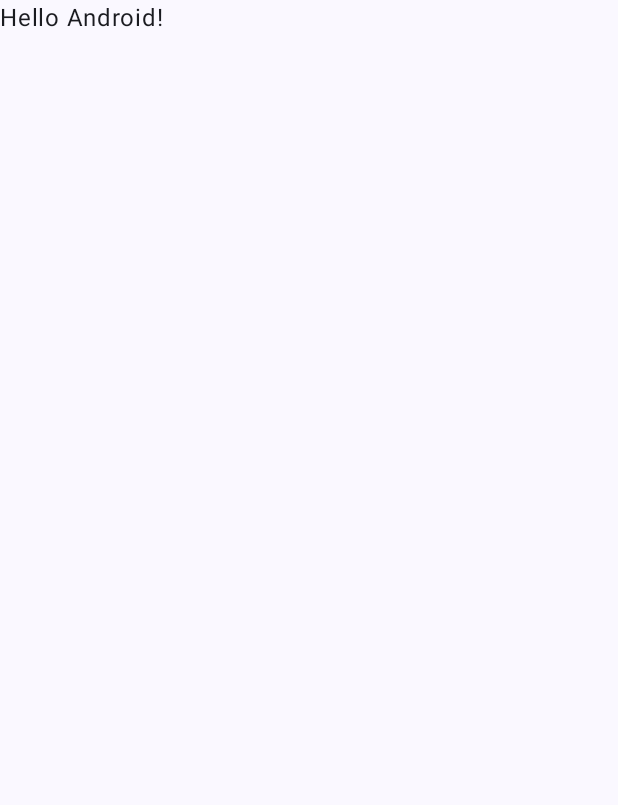
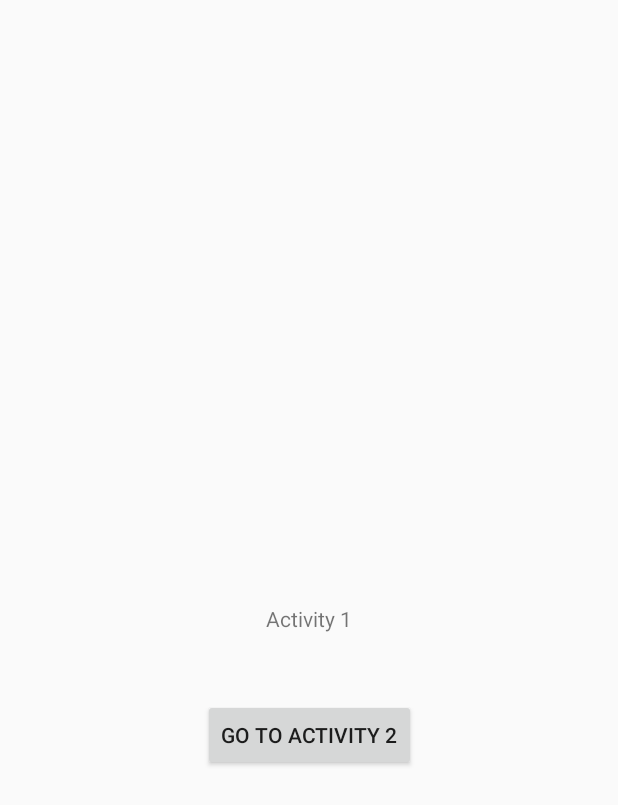
Before and after one commit to imitxtion/android-course, an Android app built with Jetpack Compose: the screen it shows after launch (MainActivity), on a phone screen of 412 x 824 dp. Before the commit the part shown is almost empty. Shown: the top 805 px of the screen. Run offline under Robolectric (Android 15) with nearby library versions, the phone set to English and light mode, and no system bars.

Commit message:
Added activity swap button functionality, performed code cleaning. Completed Assignment 1.

```diff
--- a/app/src/main/AndroidManifest.xml
+++ b/app/src/main/AndroidManifest.xml
@@ -19,11 +19,12 @@
             android:theme="@style/Theme.MyApplication">
             <intent-filter>
                 <action android:name="android.intent.action.MAIN" />
-
                 <category android:name="android.intent.category.LAUNCHER" />
             </intent-filter>
         </activity>
-        <activity android:name=".SecondActivity" />
+        <activity
+            android:name=".SecondActivity"
+            android:theme="@style/Theme.MyApplication" />
     </application>
 
 </manifest>
--- a/app/src/main/java/com/example/myapplication/MainActivity.kt
+++ b/app/src/main/java/com/example/myapplication/MainActivity.kt
@@ -1,48 +1,19 @@
 package com.example.myapplication
 
+import android.content.Intent
 import android.os.Bundle
+import android.widget.Button
 import androidx.activity.ComponentActivity
-import androidx.activity.compose.setContent
-import androidx.activity.enableEdgeToEdge
-import androidx.compose.foundation.layout.fillMaxSize
-import androidx.compose.foundation.layout.padding
-import androidx.compose.material3.Scaffold
-import androidx.compose.material3.Text
-import androidx.compose.runtime.Composable
-import androidx.compose.ui.Modifier
-import androidx.compose.ui.tooling.preview.Preview
-import com.example.myapplication.ui.theme.MyApplicationTheme
 
 class MainActivity : ComponentActivity() {
     override fun onCreate(savedInstanceState: Bundle?) {
         super.onCreate(savedInstanceState)
         setContentView(R.layout.activity_main)
-        enableEdgeToEdge()
-        setContent {
-            MyApplicationTheme {
-                Scaffold(modifier = Modifier.fillMaxSize()) { innerPadding ->
-                    Greeting(
-                        name = "Android",
-                        modifier = Modifier.padding(innerPadding)
-                    )
-                }
-            }
+
+        val buttonToSecond = findViewById<Button>(R.id.button_to_second)
+        buttonToSecond.setOnClickListener {
+            val intent = Intent(this, SecondActivity::class.java)
+            startActivity(intent)
         }
     }
 }
-
-@Composable
-fun Greeting(name: String, modifier: Modifier = Modifier) {
-    Text(
-        text = "Hello $name!",
-        modifier = modifier
-    )
-}
-
-@Preview(showBackground = true)
-@Composable
-fun GreetingPreview() {
-    MyApplicationTheme {
-        Greeting("Android")
-    }
-}
--- a/app/src/main/java/com/example/myapplication/SecondActivity.kt
+++ b/app/src/main/java/com/example/myapplication/SecondActivity.kt
@@ -2,10 +2,10 @@ package com.example.myapplication
 
 import android.os.Bundle
 import android.widget.TextView
-import androidx.appcompat.app.AppCompatActivity
+import androidx.activity.ComponentActivity
 import androidx.constraintlayout.widget.ConstraintLayout
 
-class SecondActivity : AppCompatActivity() {
+class SecondActivity : ComponentActivity() {
     override fun onCreate(savedInstanceState: Bundle?) {
         super.onCreate(savedInstanceState)
         val constraintLayout = ConstraintLayout(this)
```
